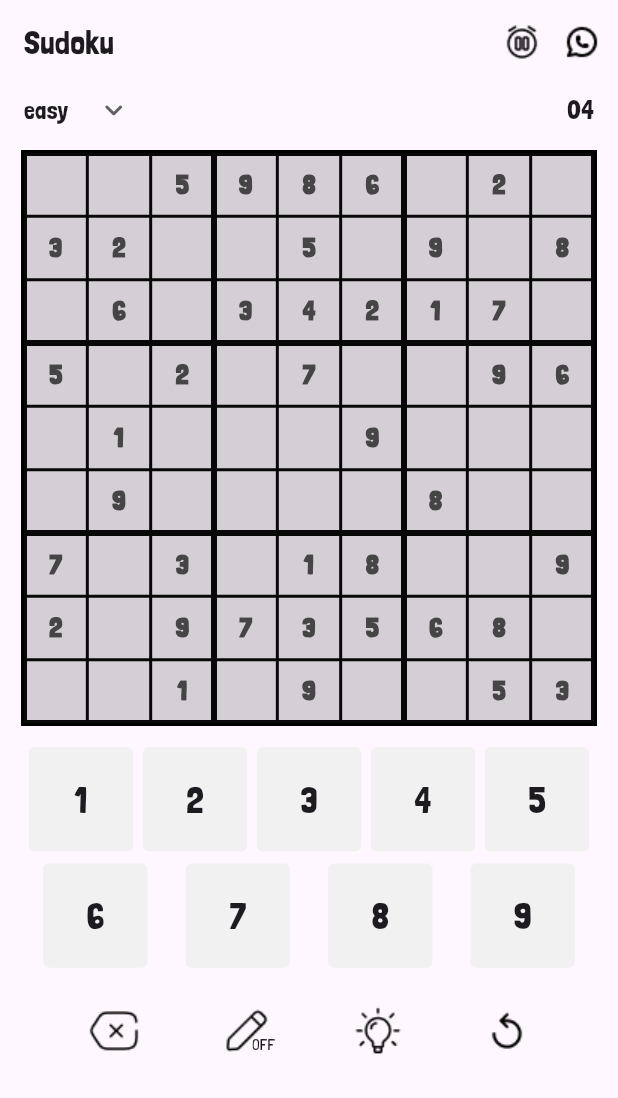
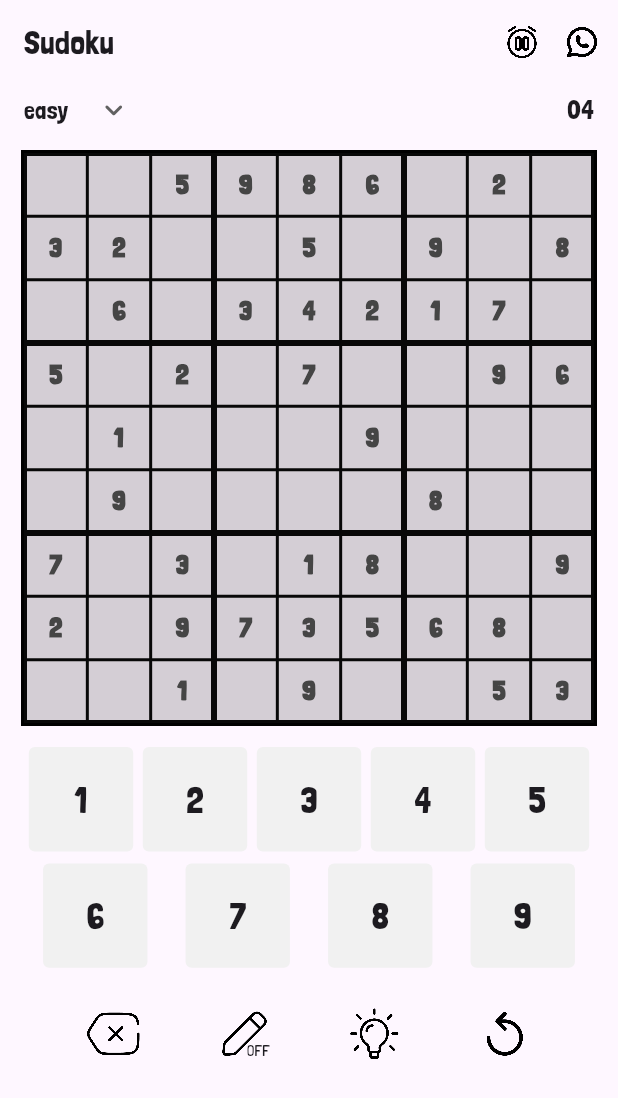
Before and after one commit to Ayush783/sudoku, a Flutter app: the screen it shows after launch, on a phone screen of 412 x 824 dp. Shown: the top 1098 px of the screen. Run offline on Flutter 3.47's test engine with Material 3 defaults, Android fonts, the phone set to English and light mode, and no system bars; our stand-ins replace device_info_plus, firebase_analytics, firebase_core, firebase_crashlytics, firebase_messaging, google_mobile_ads and 2 more; accounts and stored records are empty; project files that could hold a hidden picture were left out.

Commit message:
icons quality improved

```diff
--- a/lib/sudoku/view/widgets/pause_button.dart
+++ b/lib/sudoku/view/widgets/pause_button.dart
@@ -36,7 +36,7 @@ class PauseButton extends StatelessWidget {
         }
       },
       padding: const EdgeInsets.all(4),
-      icon: Assets.icons.pause.image(),
+      icon: Assets.icons.pause.image(height: 24),
       style: IconButton.styleFrom(
         minimumSize: Size.zero,
         tapTargetSize: MaterialTapTargetSize.shrinkWrap,
--- a/lib/sudoku/view/widgets/share_button.dart
+++ b/lib/sudoku/view/widgets/share_button.dart
@@ -19,7 +19,7 @@ class ShareButton extends StatelessWidget {
               .logEvent(AnalyticEvent.SHARE, properties: {'boardID': boardID});
           ShareController.shareIncompleteBoard(boardID);
         },
-        icon: Assets.icons.whatsapp.image());
+        icon: Assets.icons.whatsapp.image(height: 24));
   }
 }
 
--- a/lib/sudoku/view/widgets/tool_bar.dart
+++ b/lib/sudoku/view/widgets/tool_bar.dart
@@ -24,7 +24,7 @@ class ToolBar extends StatelessWidget {
               if (!controller.hasFocussedCell) return;
               controller.updateCell(0);
             },
-            icon: Assets.icons.backspace.image(),
+            icon: Assets.icons.backspace.image(height: 40),
           ),
           const _NoteModeToggleButton(),
           const _HintButton(),
@@ -33,7 +33,7 @@ class ToolBar extends StatelessWidget {
               Analytics.instance.logEvent(AnalyticEvent.UNDO);
               context.read<SudokuController>().undo();
             },
-            icon: Assets.icons.undo.image(),
+            icon: Assets.icons.undo.image(height: 40),
           ),
         ],
       ),
@@ -73,7 +73,7 @@ class _HintButton extends StatelessWidget {
           context.read<SudokuController>().takeHint(hintType);
         }
       },
-      icon: Assets.icons.lightBulb.image(),
+      icon: Assets.icons.lightBulb.image(height: 40),
     );
   }
 }
@@ -96,7 +96,7 @@ class _NoteModeToggleButton extends StatelessWidget {
       icon: Stack(
         clipBehavior: Clip.none,
         children: [
-          Assets.icons.edit.image(),
+          Assets.icons.edit.image(height: 40),
           Positioned(
             bottom: 2,
             left: 22,
```
Also changed, not shown: assets/icons/backspace.png, assets/icons/edit.png, assets/icons/light-bulb.png, assets/icons/mingcute_delete-line.png (added), assets/icons/pause.png, assets/icons/undo.png, assets/icons/whatsapp.png.
